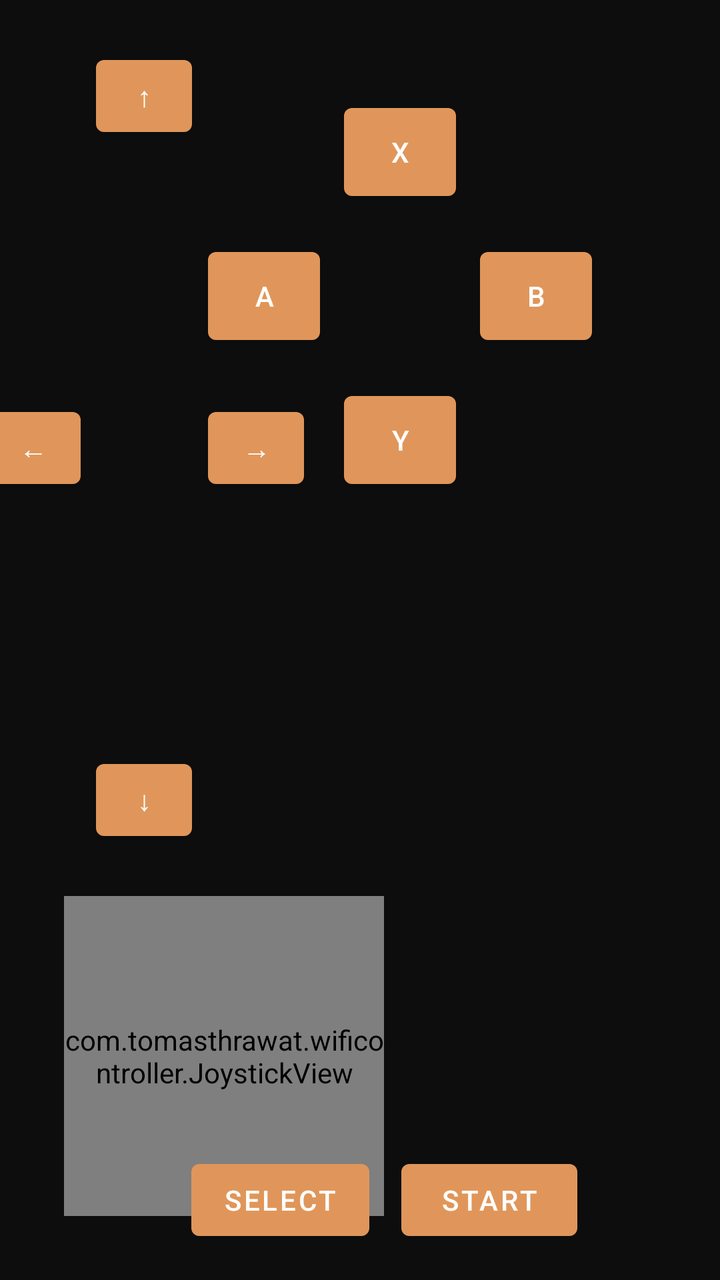
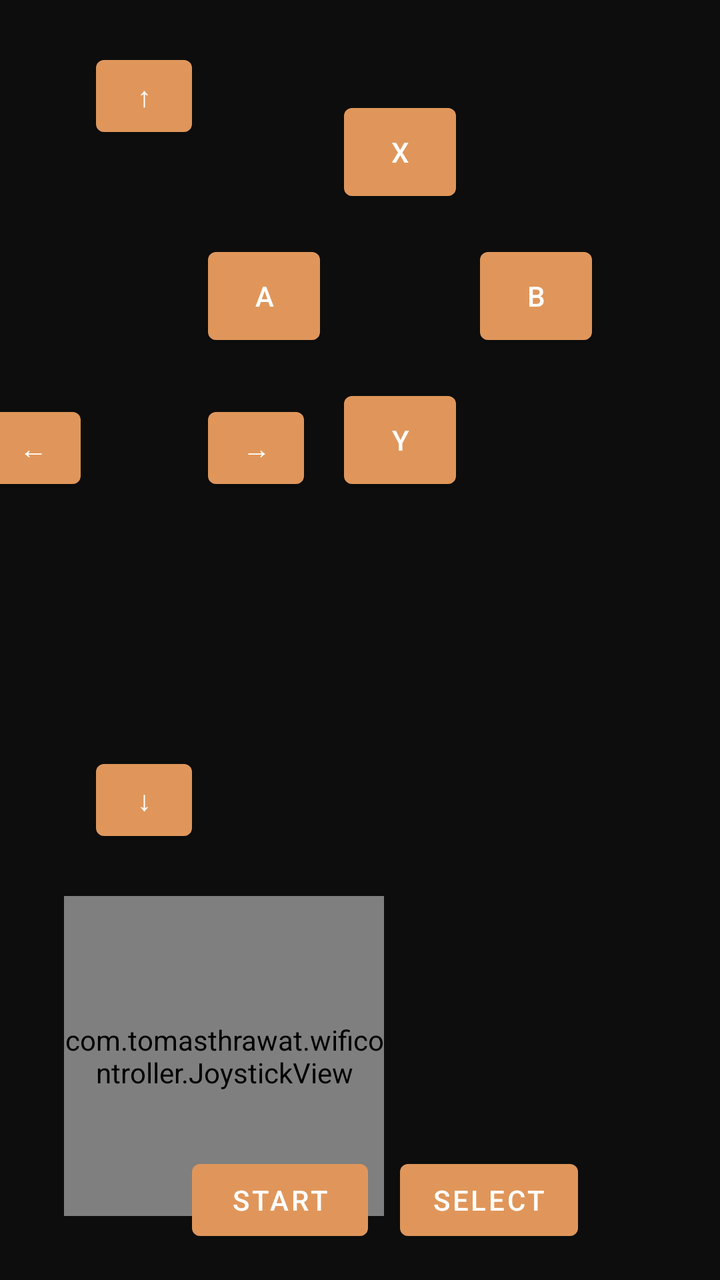

Before-and-after screenshots of an Android layout around one commit, followed by the original layout XML and the change that was made.
<!-- AndroidManifest.xml: application theme Theme.WifiController -->
<!-- res/layout/activity_controller.xml -->
<?xml version="1.0" encoding="utf-8"?>
<androidx.constraintlayout.widget.ConstraintLayout xmlns:android="http://schemas.android.com/apk/res/android"
    xmlns:app="http://schemas.android.com/apk/res-auto"
    android:layout_width="match_parent"
    android:layout_height="match_parent"
    android:layoutDirection="ltr"
    android:background="#0D0D0D">

    
    <com.tomasthrawat.wificontroller.JoystickView
        android:id="@+id/joystick"
        android:layout_width="160dp"
        android:layout_height="160dp"
        app:layout_constraintLeft_toLeftOf="parent"
        app:layout_constraintBottom_toBottomOf="parent"
        android:layout_marginStart="32dp"
        android:layout_marginBottom="32dp" />

    
    <Button
        android:id="@+id/btnUp"
        android:layout_width="48dp"
        android:layout_height="48dp"
        android:text="@string/dpad_up"
        app:layout_constraintLeft_toLeftOf="parent"
        app:layout_constraintTop_toTopOf="parent"
        android:layout_marginStart="48dp"
        android:layout_marginTop="24dp" />

    <Button
        android:id="@+id/btnDown"
        android:layout_width="48dp"
        android:layout_height="48dp"
        android:text="@string/dpad_down"
        app:layout_constraintLeft_toLeftOf="@id/btnUp"
        app:layout_constraintBottom_toTopOf="@id/joystick"
        android:layout_marginBottom="24dp" />

    <Button
        android:id="@+id/btnLeft"
        android:layout_width="48dp"
        android:layout_height="48dp"
        android:text="@string/dpad_left"
        app:layout_constraintRight_toLeftOf="@id/btnUp"
        app:layout_constraintTop_toTopOf="@id/btnUp"
        app:layout_constraintBottom_toBottomOf="@id/btnDown"
        android:layout_marginEnd="8dp" />

    <Button
        android:id="@+id/btnRight"
        android:layout_width="48dp"
        android:layout_height="48dp"
        android:text="@string/dpad_right"
        app:layout_constraintLeft_toRightOf="@id/btnUp"
        app:layout_constraintTop_toTopOf="@id/btnUp"
        app:layout_constraintBottom_toBottomOf="@id/btnDown"
        android:layout_marginStart="8dp" />

    
    <Button
        android:id="@+id/btnB"
        android:layout_width="56dp"
        android:layout_height="56dp"
        android:text="B"
        app:layout_constraintRight_toRightOf="parent"
        app:layout_constraintTop_toTopOf="parent"
        android:layout_marginEnd="64dp"
        android:layout_marginTop="120dp" />

    <Button
        android:id="@+id/btnA"
        android:layout_width="56dp"
        android:layout_height="56dp"
        android:text="A"
        app:layout_constraintRight_toLeftOf="@id/btnB"
        app:layout_constraintTop_toTopOf="@id/btnB"
        app:layout_constraintBottom_toBottomOf="@id/btnB"
        android:layout_marginEnd="80dp" />

    <Button
        android:id="@+id/btnX"
        android:layout_width="56dp"
        android:layout_height="56dp"
        android:text="X"
        app:layout_constraintLeft_toLeftOf="@id/btnA"
        app:layout_constraintRight_toRightOf="@id/btnB"
        app:layout_constraintBottom_toTopOf="@id/btnA"
        android:layout_marginBottom="16dp" />

    <Button
        android:id="@+id/btnY"
        android:layout_width="56dp"
        android:layout_height="56dp"
        android:text="Y"
        app:layout_constraintLeft_toLeftOf="@id/btnA"
        app:layout_constraintRight_toRightOf="@id/btnB"
        app:layout_constraintTop_toBottomOf="@id/btnA"
        android:layout_marginTop="16dp" />

    
    <Button
        android:id="@+id/btnSelect"
        android:layout_width="wrap_content"
        android:layout_height="wrap_content"
        android:text="@string/select"
        app:layout_constraintLeft_toLeftOf="parent"
        app:layout_constraintRight_toRightOf="parent"
        app:layout_constraintBottom_toBottomOf="parent"
        android:layout_marginBottom="16dp"
        android:layout_marginEnd="80dp" />

    <Button
        android:id="@+id/btnStart"
        android:layout_width="wrap_content"
        android:layout_height="wrap_content"
        android:text="@string/start"
        app:layout_constraintLeft_toRightOf="@id/btnSelect"
        app:layout_constraintBottom_toBottomOf="@id/btnSelect"
        android:layout_marginStart="16dp" />

</androidx.constraintlayout.widget.ConstraintLayout>
<!-- resources referenced by this layout -->
<resources>
  <string name="dpad_down">↓</string>
  <string name="dpad_left">←</string>
  <string name="dpad_right">→</string>
  <string name="dpad_up">↑</string>
  <string name="select">Select</string>
  <string name="start">Start</string>
  <style name="Theme.WifiController" parent="Theme.MaterialComponents.DayNight.NoActionBar">
          <item name="colorPrimary">@color/accent</item>
          <item name="android:windowBackground">@color/background_dark</item>
          <item name="android:statusBarColor">@color/black</item>
      </style>
  <color name="accent">#E0965A</color>
  <color name="background_dark">#0D0D0D</color>
  <color name="black">#000000</color>
</resources>

<!-- the commit's change to res/layout/activity_controller.xml (unified diff, before → after) -->
@@ -99,10 +99,10 @@
 
     
     <Button
-        android:id="@+id/btnSelect"
+        android:id="@+id/btnStart"
         android:layout_width="wrap_content"
         android:layout_height="wrap_content"
-        android:text="@string/select"
+        android:text="@string/start"
         app:layout_constraintLeft_toLeftOf="parent"
         app:layout_constraintRight_toRightOf="parent"
         app:layout_constraintBottom_toBottomOf="parent"
@@ -110,12 +110,12 @@
         android:layout_marginEnd="80dp" />
 
     <Button
-        android:id="@+id/btnStart"
+        android:id="@+id/btnSelect"
         android:layout_width="wrap_content"
         android:layout_height="wrap_content"
-        android:text="@string/start"
-        app:layout_constraintLeft_toRightOf="@id/btnSelect"
-        app:layout_constraintBottom_toBottomOf="@id/btnSelect"
+        android:text="@string/select"
+        app:layout_constraintLeft_toRightOf="@id/btnStart"
+        app:layout_constraintBottom_toBottomOf="@id/btnStart"
         android:layout_marginStart="16dp" />
 
 </androidx.constraintlayout.widget.ConstraintLayout>
